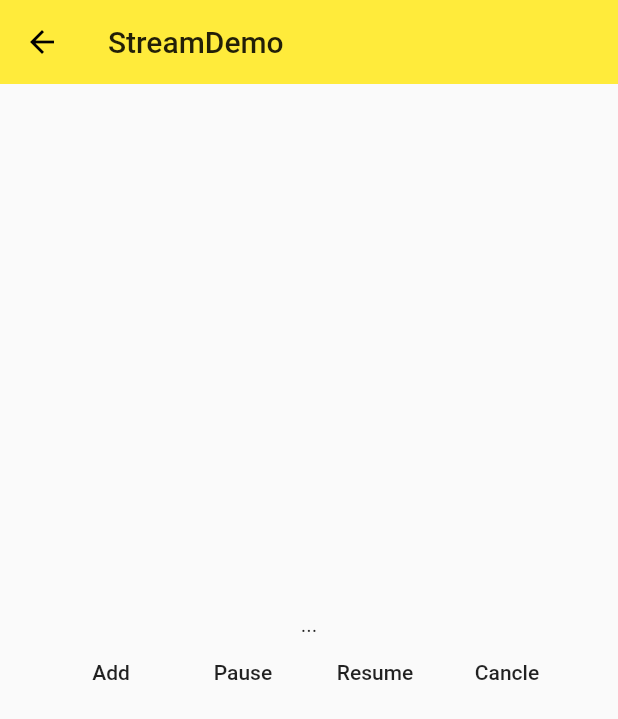
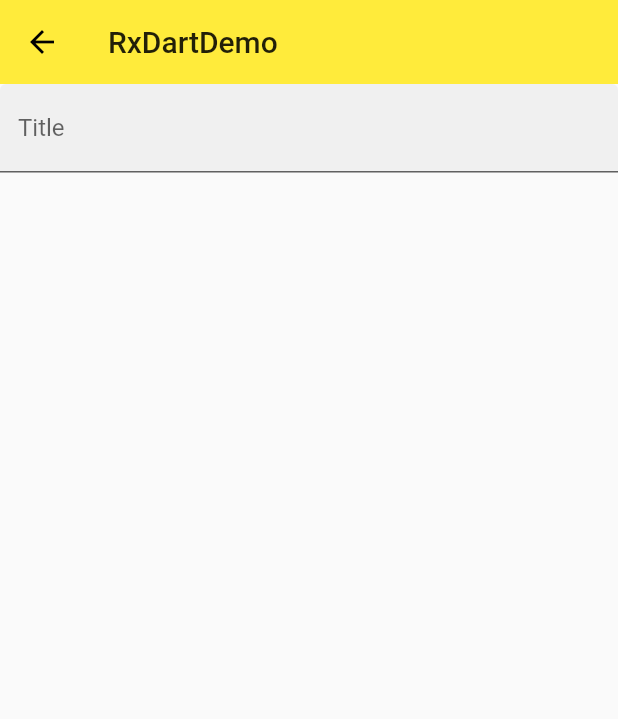
Before and after one commit to juronghuxue/flutter_ninghao_huxutest, a Flutter app: the screen it shows after launch, on a phone screen of 412 x 824 dp. Shown: the top 719 px of the screen. Run offline on Flutter 3.47's test engine with Material 2 defaults, Android fonts, the phone set to English and light mode, and no system bars; our stand-ins replace rxdart; statements that could not run were skipped.

Commit message:
day16 over

```diff
--- /dev/null
+++ b/xlp/lib/demo/rxdart/rxdart_demo.dart
@@ -0,0 +1,82 @@
+import 'package:flutter/material.dart';
+import 'package:rxdart/rxdart.dart';
+import 'dart:async';
+class RxDartDemo extends StatelessWidget {
+  @override
+  Widget build(BuildContext context) {
+    return Scaffold(
+      appBar: AppBar(
+        title:Text('RxDartDemo'),
+        elevation: 0.0,
+      ),
+      body: RxDartDemoHome(),
+    );
+  }
+}
+
+class RxDartDemoHome extends StatefulWidget {
+  @override
+  _RxDartDemoHomeState createState() => _RxDartDemoHomeState();
+}
+
+class _RxDartDemoHomeState extends State<RxDartDemoHome> {
+  PublishSubject<String> _textFieldSubject;
+
+  @override
+  void initState() {
+    super.initState();
+    _textFieldSubject = PublishSubject<String>();
+    _textFieldSubject
+      // .map((item)=>'item:$item')
+      // .where((item) => item.length>9)
+      .debounce(Duration(milliseconds:500))
+      .listen((data)=>print(data));
+
+    // Observable<String> _observable =
+      // Observable(Stream.fromFuture(Future.value('hello')));
+      // Observable(Stream.fromIterable(['hello','你好']));
+      // Observable.fromIterable(['hello','你好']);
+      // Observable.just('hello');
+      // Observable.periodic(Duration(seconds:3),(x)=>x.toString());
+
+    // _observable.listen(print);
+
+    // BehaviorSubject<String> _subject = BehaviorSubject<String>();
+    // ReplaySubject<String> _subject = ReplaySubject<String>(maxSize: 2);
+    // _subject.add('hello');
+    // _subject.add('hola');
+    // _subject.add('hi');
+    // _subject.listen((data)=>print('listen 1:$data'));
+
+    // _subject.listen((data)=>print('listen 2:${data.toUpperCase()}'));
+
+    // _subject.close();
+  }
+
+  @override
+  void dispose() {
+    // TODO: implement dispose
+    super.dispose();
+    _textFieldSubject.close();
+  }
+  @override
+  Widget build(BuildContext context) {
+    return Theme(
+      data:Theme.of(context).copyWith(
+        primaryColor: Colors.black
+      ),
+      child: TextField(
+        onChanged: (value){
+          _textFieldSubject.add('input:$value');
+        },
+        onSubmitted: (value){
+          _textFieldSubject.add('submit:$value');
+        },
+        decoration: InputDecoration(
+          labelText: 'Title',
+          filled:true,
+        ),
+      ),
+    );
+  }
+}
--- a/xlp/lib/main.dart
+++ b/xlp/lib/main.dart
@@ -14,6 +14,7 @@ import './demo/form_demo.dart';
 import './demo/material_components.dart';
 import './demo/state_management_demo.dart';
 import './demo/stream/stream_demo.dart';
+import './demo/rxdart/rxdart_demo.dart';
 void main() => runApp(App());
 
 class App extends StatelessWidget{
@@ -22,7 +23,7 @@ class App extends StatelessWidget{
     return MaterialApp(
       debugShowCheckedModeBanner: false,
       // home:NavigatorDemo(),
-      initialRoute: '/stream',
+      initialRoute: '/rxdart',
       routes: {
         '/':(context) => Home(),
         '/about':(context) => Page2(title:'About'),
@@ -30,6 +31,7 @@ class App extends StatelessWidget{
         '/mdc':(context) => MaterialComponents(),
         '/state-management':(context) => StateManagementDemo(),
         '/stream':(context) => StreamDemo(),
+        '/rxdart':(context) => RxDartDemo(),
       },
       theme:ThemeData(
         primarySwatch: Colors.yellow,
--- a/xlp/pubspec.yaml
+++ b/xlp/pubspec.yaml
@@ -25,6 +25,7 @@ dependencies:
     sdk: flutter
   intl : 0.16.1
   scoped_model : ^0.3.0
+  rxdart : ^0.18.1
 
 
   # The following adds the Cupertino Icons font to your application.
```
Also changed, not shown: xlp/pubspec.lock.
